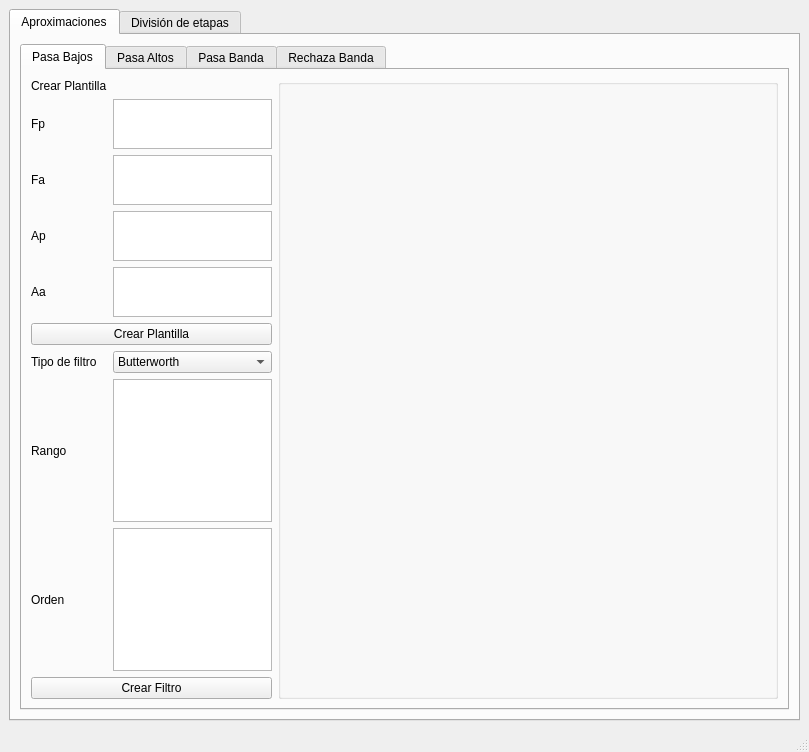
jpcilfone/Filter_Tool_Grupo_6, file designer/mainwindow.ui: the form before one commit.
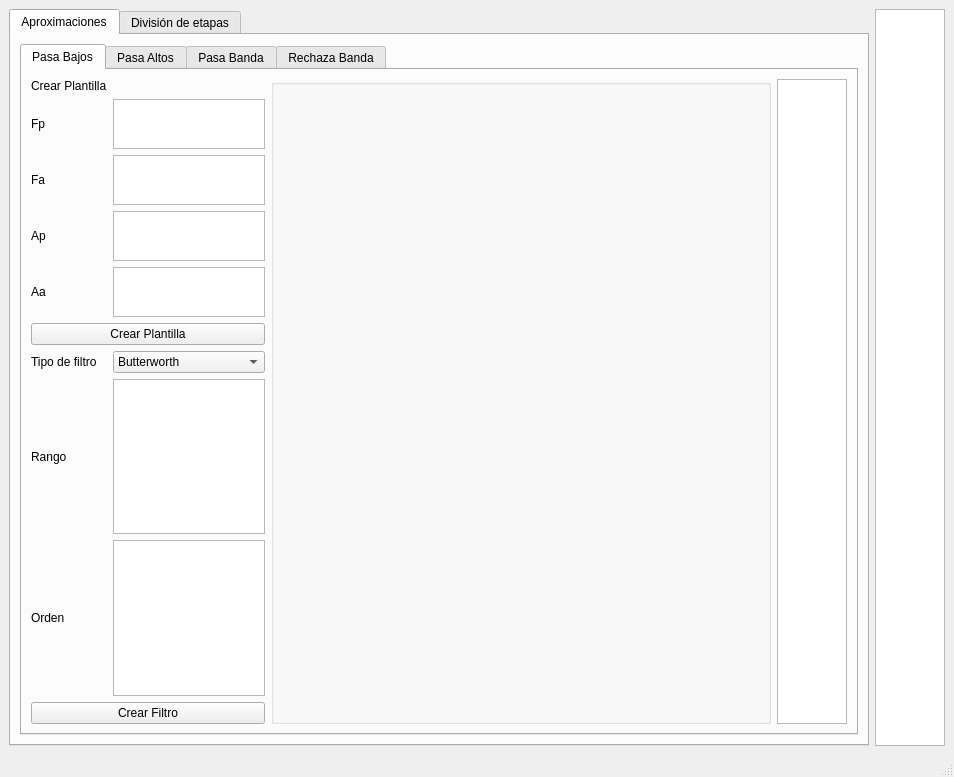
The form after the commit.

Commit message: Por crear la lista (falta crear los gráficos)

```diff
--- a/designer/mainwindow.ui
+++ b/designer/mainwindow.ui
@@ -6,8 +6,8 @@
    <rect>
     <x>0</x>
     <y>0</y>
-    <width>809</width>
-    <height>718</height>
+    <width>949</width>
+    <height>777</height>
    </rect>
   </property>
   <property name="windowTitle">
@@ -219,6 +219,9 @@
               </property>
              </widget>
             </item>
+            <item row="0" column="2">
+             <widget class="QListWidget" name="listPlantillaLPWidget"/>
+            </item>
            </layout>
           </widget>
           <widget class="QWidget" name="pasaAltosTab">
@@ -874,6 +877,9 @@
       </widget>
      </widget>
     </item>
+    <item row="0" column="1">
+     <widget class="QListWidget" name="listFiltrosWidget"/>
+    </item>
    </layout>
   </widget>
   <widget class="QStatusBar" name="statusbar"/>
```
Left out of the diff: 37 changed lines with no effect on the pictures. The commit also changes 1 other file.
